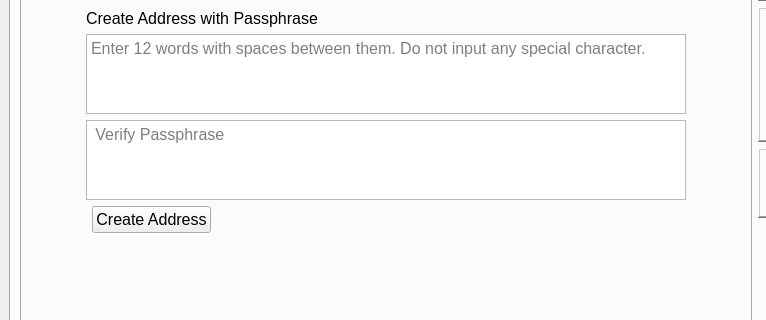
Before: the Qt Designer form src/main/python/qtguidesign.ui in marmarachain/marmara-connector, drawn with Qt 5; both pictures show x 0 to 766 and y 351 to 671 of the 1024 by 768 pixel window.
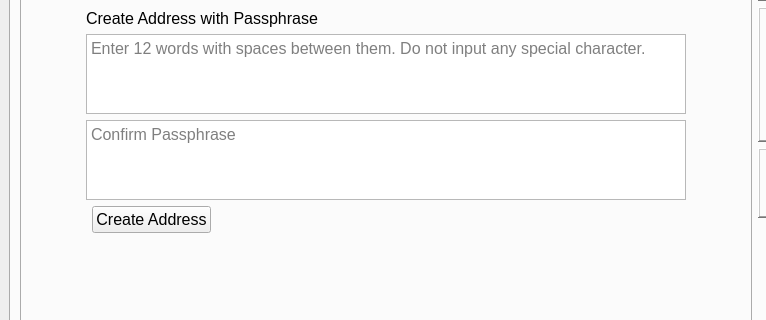
After: the same form once the commit is applied. The open tabs and pages were chosen to show the change. Icons and pictures are not drawn.

Commit message: [add] custom messagebox func added for use in messageboxes wherever applicable [ref] bottom_message_label's are changed to bottom_info [fix] fixed else condition for seed verification [ref] renamed button to confirm_passphrase_TextEdit

Patch:
```diff
--- a/src/main/python/qtguidesign.ui
+++ b/src/main/python/qtguidesign.ui
@@ -1901,7 +1901,7 @@
                      <number>1</number>
                     </property>
                     <property name="placeholderText">
-                     <string> Verify Passphrase</string>
+                     <string>Confirm Passphrase</string>
                     </property>
                    </widget>
                   </item>
```
Left out of the diff: 4 changed lines with no effect on the pictures. The commit also changes 2 other files.
